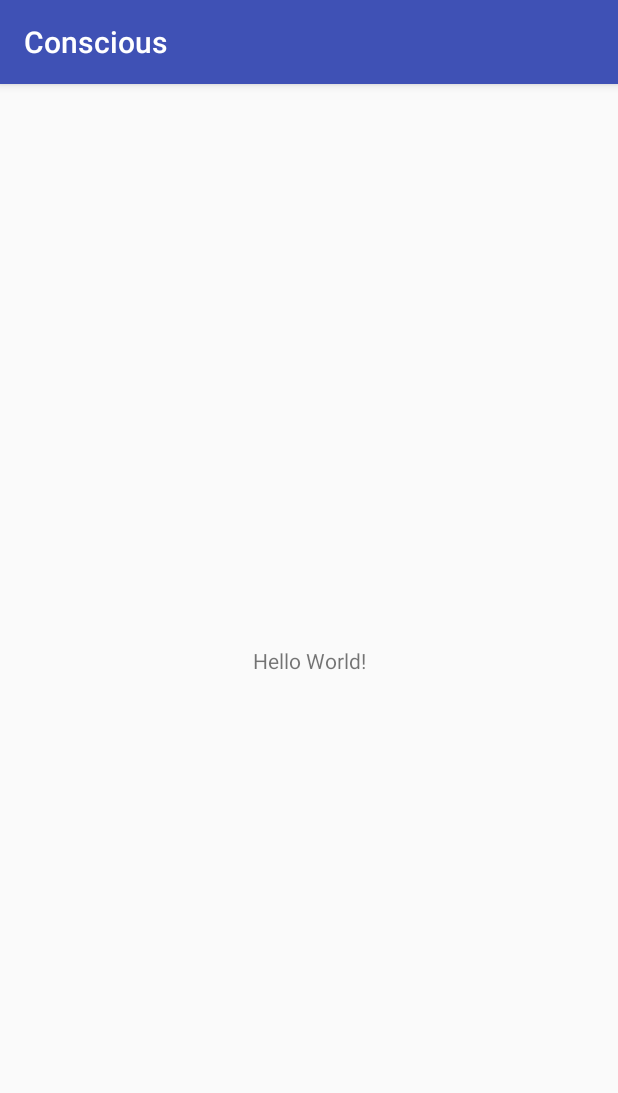
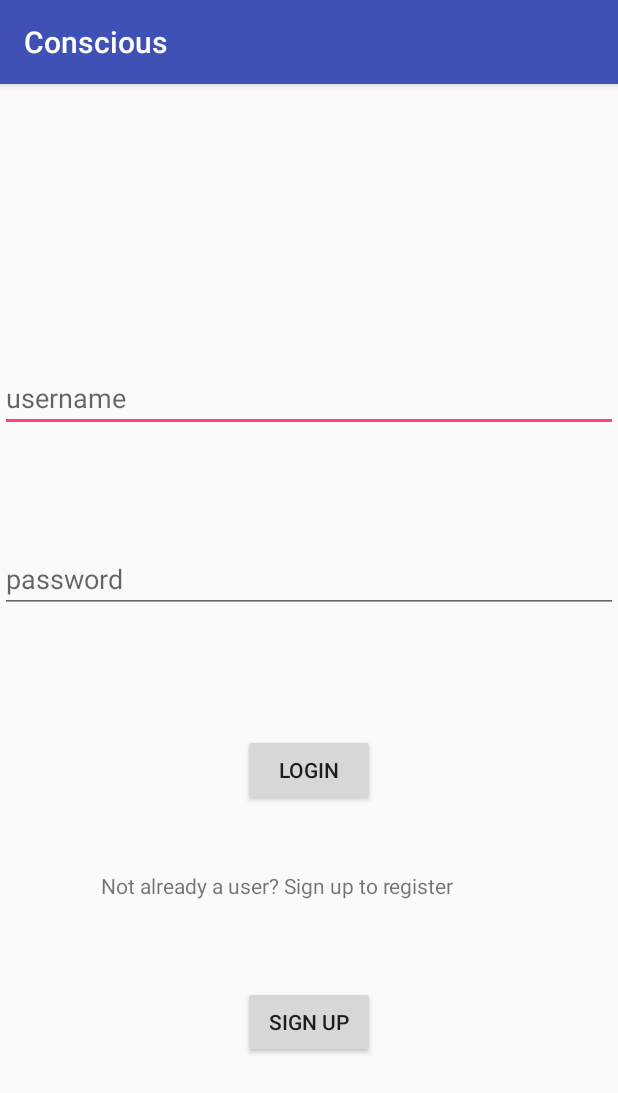
Before and after one commit to iMPortent/Conscious, an Android app: the screen it shows after launch (MainActivity before the commit, LoginActivity after it), on a phone screen of 412 x 824 dp. Shown: the top 1093 px of the screen. Run offline under Robolectric (Android 15) with nearby library versions, the phone set to English and light mode, and no system bars.

Commit message:
updated with splash set up and login screen

```diff
--- a/app/src/main/AndroidManifest.xml
+++ b/app/src/main/AndroidManifest.xml
@@ -1,6 +1,11 @@
 <?xml version="1.0" encoding="utf-8"?>
 <manifest xmlns:android="http://schemas.android.com/apk/res/android"
+    xmlns:tools="http://schemas.android.com/tools"
     package="com.example.c4q.conscious">
+
+    <uses-permission android:name="android.permission.INTERNET" />
+    <uses-permission android:name="android.permission.ACCESS_FINE_LOCATION" />
+    <uses-permission android:name="android.permission.ACCESS_COARSE_LOCATION" />
 
     <application
         android:allowBackup="true"
@@ -8,14 +13,17 @@
         android:label="@string/app_name"
         android:roundIcon="@mipmap/ic_launcher_round"
         android:supportsRtl="true"
-        android:theme="@style/AppTheme">
-        <activity android:name=".MainActivity">
+        android:theme="@style/AppTheme"
+        tools:ignore="GoogleAppIndexingWarning">
+        <activity android:name=".splash.SplashActivity">
             <intent-filter>
                 <action android:name="android.intent.action.MAIN" />
 
                 <category android:name="android.intent.category.LAUNCHER" />
             </intent-filter>
         </activity>
+        <activity android:name=".MainActivity" />
+        <activity android:name=".LoginActivity"/>
     </application>
 
 </manifest>
--- /dev/null
+++ b/app/src/main/java/com/example/c4q/conscious/LoginActivity.java
@@ -0,0 +1,13 @@
+package com.example.c4q.conscious;
+
+import android.support.v7.app.AppCompatActivity;
+import android.os.Bundle;
+
+public class LoginActivity extends AppCompatActivity {
+
+    @Override
+    protected void onCreate(Bundle savedInstanceState) {
+        super.onCreate(savedInstanceState);
+        setContentView(R.layout.activity_login);
+    }
+}
--- /dev/null
+++ b/app/src/main/java/com/example/c4q/conscious/splash/SplashActivity.java
@@ -0,0 +1,34 @@
+package com.example.c4q.conscious.splash;
+
+import android.content.Intent;
+import android.support.v7.app.AppCompatActivity;
+import android.os.Bundle;
+import android.widget.TextView;
+
+import com.example.c4q.conscious.LoginActivity;
+import com.example.c4q.conscious.R;
+
+public class SplashActivity extends AppCompatActivity {
+
+    @Override
+    protected void onCreate(Bundle savedInstanceState) {
+        super.onCreate(savedInstanceState);
+        setContentView(R.layout.activity_splash);
+
+        TextView conscious_logo = findViewById(R.id.splash_logo);
+
+        Thread timerThread = new Thread(){
+            public void run(){
+                try{
+                    sleep(1000);
+                }catch(InterruptedException e){
+                    e.printStackTrace();
+                }finally{
+                    Intent intent = new Intent(SplashActivity.this,LoginActivity.class);
+                    startActivity(intent);
+                }
+            }
+        };
+        timerThread.start();
+    }
+}
--- /dev/null
+++ b/app/src/main/res/layout/activity_login.xml
@@ -0,0 +1,71 @@
+<?xml version="1.0" encoding="utf-8"?>
+<android.support.constraint.ConstraintLayout xmlns:android="http://schemas.android.com/apk/res/android"
+    xmlns:app="http://schemas.android.com/apk/res-auto"
+    xmlns:tools="http://schemas.android.com/tools"
+    android:layout_width="match_parent"
+    android:layout_height="match_parent"
+    tools:context="com.example.c4q.conscious.LoginActivity">
+
+    <EditText
+        android:id="@+id/username"
+        android:layout_width="match_parent"
+        android:layout_height="wrap_content"
+        android:hint="@string/userName"
+        app:layout_constraintBottom_toBottomOf="parent"
+        app:layout_constraintHorizontal_bias="0.0"
+        app:layout_constraintLeft_toLeftOf="parent"
+        app:layout_constraintRight_toRightOf="parent"
+        app:layout_constraintTop_toTopOf="parent"
+        app:layout_constraintVertical_bias="0.258" />
+
+    <EditText
+        android:id="@+id/password"
+        android:layout_width="match_parent"
+        android:layout_height="wrap_content"
+        android:hint="@string/password"
+        android:inputType="text"
+        app:layout_constraintBottom_toBottomOf="parent"
+        app:layout_constraintHorizontal_bias="0.0"
+        app:layout_constraintLeft_toLeftOf="parent"
+        app:layout_constraintRight_toRightOf="parent"
+        app:layout_constraintTop_toTopOf="parent"
+        app:layout_constraintVertical_bias="0.425"
+        tools:ignore="TextFields" />
+
+    <Button
+        android:id="@+id/login_btn"
+        android:layout_width="wrap_content"
+        android:layout_height="wrap_content"
+        app:layout_constraintBottom_toBottomOf="parent"
+        app:layout_constraintLeft_toLeftOf="parent"
+        app:layout_constraintRight_toRightOf="parent"
+        app:layout_constraintTop_toTopOf="parent"
+        app:layout_constraintVertical_bias="0.602"
+        android:text="@string/login"/>
+
+    <TextView
+        android:id="@+id/user_tv"
+        android:layout_width="match_parent"
+        android:layout_height="wrap_content"
+        android:text="@string/register"
+        app:layout_constraintBottom_toBottomOf="parent"
+        app:layout_constraintHorizontal_bias="1.0"
+        app:layout_constraintLeft_toLeftOf="parent"
+        app:layout_constraintRight_toRightOf="parent"
+        app:layout_constraintTop_toTopOf="parent"
+        app:layout_constraintVertical_bias="0.701"
+        android:layout_marginStart="67dp"
+        />
+
+    <Button
+        android:id="@+id/registration_btn"
+        android:layout_width="wrap_content"
+        android:layout_height="wrap_content"
+        android:text="@string/sign_up"
+        app:layout_constraintBottom_toBottomOf="parent"
+        app:layout_constraintLeft_toLeftOf="parent"
+        app:layout_constraintRight_toRightOf="parent"
+        app:layout_constraintTop_toTopOf="parent"
+        app:layout_constraintVertical_bias="0.835" />
+
+</android.support.constraint.ConstraintLayout>
--- /dev/null
+++ b/app/src/main/res/layout/activity_splash.xml
@@ -0,0 +1,14 @@
+<?xml version="1.0" encoding="utf-8"?>
+<android.support.constraint.ConstraintLayout xmlns:android="http://schemas.android.com/apk/res/android"
+    xmlns:tools="http://schemas.android.com/tools"
+    android:layout_width="match_parent"
+    android:layout_height="match_parent"
+    tools:context="com.example.c4q.conscious.splash.SplashActivity">
+
+    <TextView
+    android:id="@+id/splash_logo"
+    android:layout_width="wrap_content"
+    android:layout_height="wrap_content"
+    android:text="@string/app_logo_please"/>
+
+</android.support.constraint.ConstraintLayout>
--- a/app/src/main/res/values/strings.xml
+++ b/app/src/main/res/values/strings.xml
@@ -1,3 +1,9 @@
 <resources>
     <string name="app_name">Conscious</string>
+    <string name="app_logo_please">I need an app logo please as well as some color : )</string>
+    <string name="userName">username</string>
+    <string name="password">password</string>
+    <string name="register">Not already a user? Sign up to register</string>
+    <string name="login">login</string>
+    <string name="sign_up">sign Up</string>
 </resources>
```
